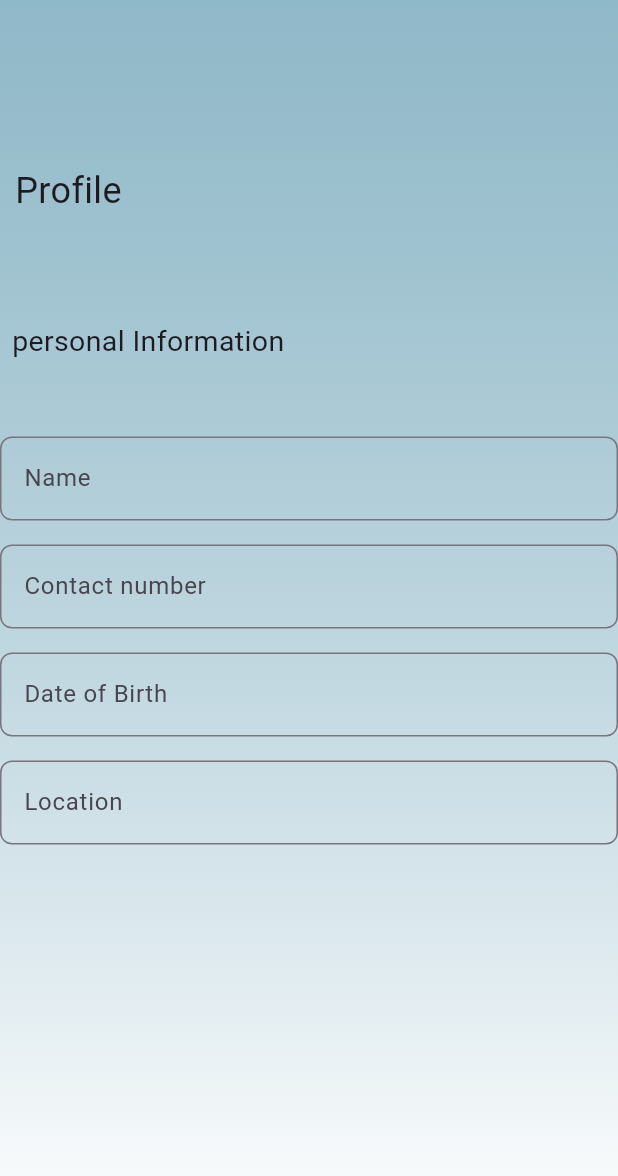
After one commit to Dhiyasiraj/sugenix, a Flutter app: the Profile screen opened directly, on a phone screen of 412 x 824 dp. The commit adds this screen. Shown: the top 1176 px of the screen. Run offline on Flutter 3.47's test engine with Material 3 defaults, Android fonts, the phone set to English and light mode, and no system bars.

Commit message:
details done

```diff
--- /dev/null
+++ b/lib/details.dart
@@ -0,0 +1,29 @@
+import 'package:flutter/material.dart';
+
+class Details extends StatelessWidget {
+  const Details({super.key});
+
+  @override
+  Widget build(BuildContext context) {
+
+    return Scaffold(
+      body: Stack(
+        children: [
+          Container(
+            decoration: BoxDecoration(
+              gradient: LinearGradient(
+                colors: [
+                  Color.fromARGB(184, 117, 141, 148),
+                  Colors.white,
+                ],
+                begin: Alignment.topCenter,
+                end: Alignment.bottomCenter,
+              ),
+            ),
+          ),
+          SizedBox(height: 50),
+        ],
+        ),
+    );
+  }
+}
--- /dev/null
+++ b/lib/profile.dart
@@ -0,0 +1,87 @@
+import 'package:flutter/material.dart';
+
+class Profile extends StatelessWidget {
+const Profile({super.key});
+
+  @override
+  Widget build(BuildContext context) {
+    return Scaffold(
+      body: Stack(
+        children: [
+          Container(
+            decoration: BoxDecoration(
+              gradient: LinearGradient(
+                colors: [
+                  Color.fromARGB(184, 101, 160, 179),
+                  Color.fromARGB(255, 255, 255, 255),
+                ],
+                begin: Alignment.topCenter,
+                end: Alignment.bottomCenter,
+              ),
+            ),
+          ),
+          Padding(padding: EdgeInsets.only(left: 30, right: 30),),
+           Column(
+              crossAxisAlignment: CrossAxisAlignment.start,
+              children: [
+                SizedBox(height: 110),
+                Padding(
+                  padding: EdgeInsets.only(left: 10),
+                  child: Text("Profile", style: TextStyle(fontSize: 24)),
+                ),
+                SizedBox(height: 70),
+                Padding(
+                  padding: const EdgeInsets.only(left: 8),
+                  child: Text(
+                    "personal Information",
+                    style: TextStyle(fontSize: 19),
+                  ),
+                ),
+                SizedBox(height: 50),
+                TextField(
+                  decoration: InputDecoration(
+                    labelText: 'Name',
+                    hintText:" Enter your full name" ,
+                    border: OutlineInputBorder(
+                      borderRadius: BorderRadius.circular(8),
+                    ),
+                  ),
+                ),
+                SizedBox(height: 16),
+                TextField(
+                  decoration: InputDecoration(
+                    labelText: 'Contact number',
+                    hintText: "xxx-xxxx-xxx",
+                    border: OutlineInputBorder(
+                      borderRadius: BorderRadius.circular(8),
+                    ),
+                  ),
+                ),
+                SizedBox(height: 16),
+                TextField(
+                  decoration: InputDecoration(
+                    labelText: 'Date of Birth',
+                    hintText: "DD/MM/YYYY",
+                    border: OutlineInputBorder(
+                      borderRadius: BorderRadius.circular(8),
+                    ),
+                  ),
+                ),
+                SizedBox(height: 16),
+                TextField(
+                  decoration: InputDecoration(
+                    labelText: 'Location',
+                    hintText: "Add detailes",
+                    border: OutlineInputBorder(
+                      borderRadius: BorderRadius.circular(8),
+                    ),
+                  ),
+                ),
+              ],
+            ),
+
+        ],
+      ),
+    );
+  }
+}
--- a/lib/signin.dart
+++ b/lib/signin.dart
@@ -5,6 +5,7 @@ class Signup extends StatelessWidget {
 
   @override
   Widget build(BuildContext context) {
+
     return Scaffold(
       body: Stack(
         children: [
```
